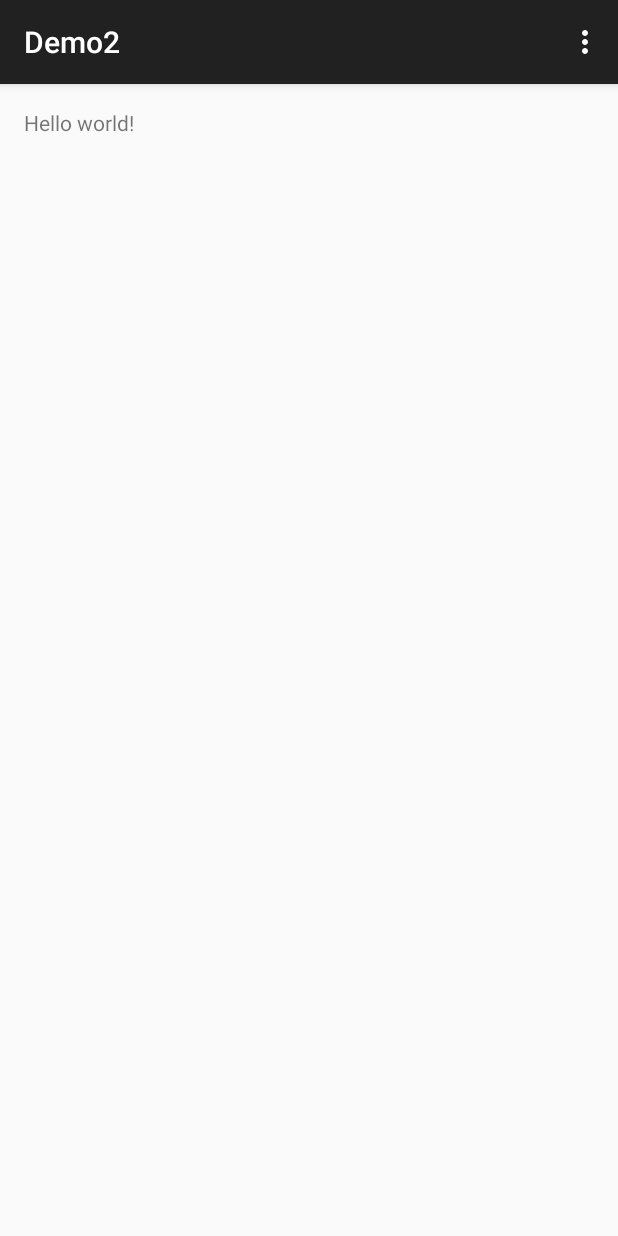
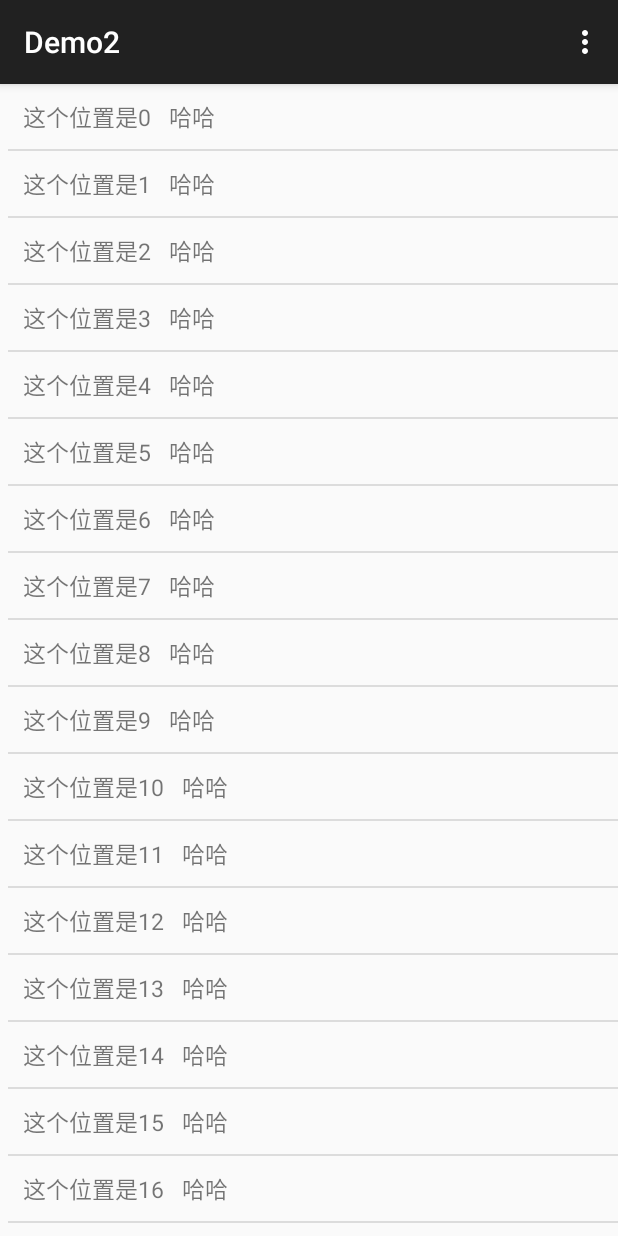
Before and after one commit to zllbird/Demo2, an Android app: the screen it shows after launch (MainActivity), on a phone screen of 412 x 824 dp. Run offline under Robolectric (Android 15) with nearby library versions, the phone set to English and light mode, and no system bars.

Commit message:
just try

```diff
--- a/app/src/main/java/lesdo/demo2/MainActivity.java
+++ b/app/src/main/java/lesdo/demo2/MainActivity.java
@@ -1,18 +1,14 @@
 package lesdo.demo2;
 
+import android.net.Uri;
+import android.os.Bundle;
 import android.support.v7.app.ActionBarActivity;
-import android.support.v7.app.ActionBar;
-import android.support.v4.app.Fragment;
-import android.os.Bundle;
-import android.view.LayoutInflater;
 import android.view.Menu;
 import android.view.MenuItem;
-import android.view.View;
-import android.view.ViewGroup;
-import android.os.Build;
 
+import lesdo.demo2.fragment.NumberFragment;
 
-public class MainActivity extends ActionBarActivity {
+public class MainActivity extends ActionBarActivity implements NumberFragment.OnFragmentInteractionListener{
 
     @Override
     protected void onCreate(Bundle savedInstanceState) {
@@ -20,11 +16,10 @@ public class MainActivity extends ActionBarActivity {
         setContentView(R.layout.activity_main);
         if (savedInstanceState == null) {
             getSupportFragmentManager().beginTransaction()
-                    .add(R.id.container, new PlaceholderFragment())
+                    .add(R.id.container, new NumberFragment())
                     .commit();
         }
     }
-
 
     @Override
     public boolean onCreateOptionsMenu(Menu menu) {
@@ -48,19 +43,8 @@ public class MainActivity extends ActionBarActivity {
         return super.onOptionsItemSelected(item);
     }
 
-    /**
-     * A placeholder fragment containing a simple view.
-     */
-    public static class PlaceholderFragment extends Fragment {
+    @Override
+    public void onFragmentInteraction(Uri uri) {
 
-        public PlaceholderFragment() {
-        }
-
-        @Override
-        public View onCreateView(LayoutInflater inflater, ViewGroup container,
-                                 Bundle savedInstanceState) {
-            View rootView = inflater.inflate(R.layout.fragment_main, container, false);
-            return rootView;
-        }
     }
 }
--- /dev/null
+++ b/app/src/main/java/lesdo/demo2/fragment/NumberAdapter.java
@@ -0,0 +1,58 @@
+package lesdo.demo2.fragment;
+
+import android.content.Context;
+import android.view.View;
+import android.view.ViewGroup;
+import android.widget.BaseAdapter;
+import android.widget.TextView;
+
+import lesdo.demo2.R;
+
+/**
+ * Created by zhulonglong on 15/2/27.
+ */
+public class NumberAdapter extends BaseAdapter {
+
+    private Context context;
+
+    public NumberAdapter(Context context) {
+        this.context = context;
+    }
+
+    @Override
+    public int getCount() {
+        return 100;
+    }
+
+    @Override
+    public Object getItem(int position) {
+        return position;
+    }
+
+    @Override
+    public long getItemId(int position) {
+        return position;
+    }
+
+    @Override
+    public View getView(int position, View convertView, ViewGroup parent) {
+        ViewHolder viewHolder;
+        if (convertView == null){
+            convertView = View.inflate(context, R.layout.muber_item, null);
+            viewHolder = new ViewHolder(convertView);
+            convertView.setTag(viewHolder);
+        }else {
+            viewHolder = (ViewHolder) convertView.getTag();
+        }
+        viewHolder.textView.setText("这个位置是" + position + "   哈哈");
+        return convertView;
+    }
+
+    private class ViewHolder{
+        private TextView textView;
+        public ViewHolder(View view){
+            textView = (TextView) view.findViewById(R.id.textView);
+        }
+    }
+
+}
--- /dev/null
+++ b/app/src/main/java/lesdo/demo2/fragment/NumberFragment.java
@@ -0,0 +1,115 @@
+package lesdo.demo2.fragment;
+
+import android.app.Activity;
+import android.net.Uri;
+import android.os.Bundle;
+import android.support.v4.app.Fragment;
+import android.view.LayoutInflater;
+import android.view.View;
+import android.view.ViewGroup;
+import android.widget.ListView;
+
+import lesdo.demo2.R;
+
+/**
+ * A simple {@link Fragment} subclass.
+ * Activities that contain this fragment must implement the
+ * {@link NumberFragment.OnFragmentInteractionListener} interface
+ * to handle interaction events.
+ * Use the {@link NumberFragment#newInstance} factory method to
+ * create an instance of this fragment.
+ */
+public class NumberFragment extends Fragment {
+    // the fragment initialization parameters, e.g. ARG_ITEM_NUMBER
+    private static final String ARG_PARAM1 = "param1";
+    private static final String ARG_PARAM2 = "param2";
+
+    private String mParam1;
+    private String mParam2;
+
+    private OnFragmentInteractionListener mListener;
+
+    private NumberAdapter numberAdapter ;
+
+    /**
+     * Use this factory method to create a new instance of
+     * this fragment using the provided parameters.
+     *
+     * @param param1 Parameter 1.
+     * @param param2 Parameter 2.
+     * @return A new instance of fragment NumberFragment.
+     */
+    // TODO: Rename and change types and number of parameters
+    public static NumberFragment newInstance(String param1, String param2) {
+        NumberFragment fragment = new NumberFragment();
+        Bundle args = new Bundle();
+        args.putString(ARG_PARAM1, param1);
+        args.putString(ARG_PARAM2, param2);
+        fragment.setArguments(args);
+        return fragment;
+    }
+
+    public NumberFragment() {
+        // Required empty public constructor
+    }
+
+    @Override
+    public void onCreate(Bundle savedInstanceState) {
+        super.onCreate(savedInstanceState);
+        if (getArguments() != null) {
+            mParam1 = getArguments().getString(ARG_PARAM1);
+            mParam2 = getArguments().getString(ARG_PARAM2);
+        }
+        numberAdapter  = new NumberAdapter(getActivity());
+    }
+
+    @Override
+    public View onCreateView(LayoutInflater inflater, ViewGroup container,
+                             Bundle savedInstanceState) {
+        // Inflate the layout for this fragment
+        View view = inflater.inflate(R.layout.fragment_number, container, false);
+        ListView listView = (ListView) view.findViewById(R.id.lv_nums);
+        listView.setAdapter(numberAdapter);
+        return view;
+    }
+
+    // TODO: Rename method, update argument and hook method into UI event
+    public void onButtonPressed(Uri uri) {
+        if (mListener != null) {
+            mListener.onFragmentInteraction(uri);
+        }
+    }
+
+    @Override
+    public void onAttach(Activity activity) {
+        super.onAttach(activity);
+        try {
+            mListener = (OnFragmentInteractionListener) activity;
+        } catch (ClassCastException e) {
+            throw new ClassCastException(activity.toString()
+                    + " must implement OnFragmentInteractionListener");
+        }
+    }
+
+    @Override
+    public void onDetach() {
+        super.onDetach();
+        mListener = null;
+    }
+
+    /**
+     * This interface must be implemented by activities that contain this
+     * fragment to allow an interaction in this fragment to be communicated
+     * to the activity and potentially other fragments contained in that
+     * activity.
+     * <p/>
+     * See the Android Training lesson <a href=
+     * "http://developer.android.com/training/basics/fragments/communicating.html"
+     * >Communicating with Other Fragments</a> for more information.
+     */
+    public interface OnFragmentInteractionListener {
+        // TODO: Update argument type and name
+        public void onFragmentInteraction(Uri uri);
+    }
+
+}
--- /dev/null
+++ b/app/src/main/res/layout/fragment_number.xml
@@ -0,0 +1,17 @@
+<RelativeLayout xmlns:android="http://schemas.android.com/apk/res/android"
+             xmlns:tools="http://schemas.android.com/tools"
+             android:layout_width="match_parent"
+             android:layout_height="match_parent"
+             tools:context="lesdo.demo2.fragment.NumberFragment">
+
+
+    <ListView
+        android:id="@+id/lv_nums"
+        android:layout_width="match_parent"
+        android:layout_height="match_parent"
+        android:layout_marginLeft="5dip"
+        >
+    </ListView>
+
+
+</RelativeLayout>
--- /dev/null
+++ b/app/src/main/res/layout/muber_item.xml
@@ -0,0 +1,14 @@
+<?xml version="1.0" encoding="utf-8"?>
+<LinearLayout xmlns:android="http://schemas.android.com/apk/res/android"
+              android:orientation="vertical"
+              android:layout_width="match_parent"
+              android:layout_height="match_parent">
+
+    <TextView
+        android:id="@+id/textView"
+        android:layout_margin="10dip"
+        android:layout_width="wrap_content"
+        android:layout_height="wrap_content"
+        android:textSize="15sp"
+        />
+</LinearLayout>
--- a/app/src/main/res/values/strings.xml
+++ b/app/src/main/res/values/strings.xml
@@ -2,4 +2,7 @@
     <string name="app_name">Demo2</string>
     <string name="hello_world">Hello world!</string>
     <string name="action_settings">Settings</string>
+
+<!-- TODO: Remove or change this placeholder text -->
+    <string name="hello_blank_fragment">Hello blank fragment</string>
 </resources>
```
Also changed, not shown: app/src/main/java/lesdo/demo2/fragment/NumFragment.java (added, +153 -0 lines), app/src/main/java/lesdo/demo2/fragment/dummy/DummyContent.java (added, +55 -0 lines), app/src/main/res/layout/fragment_item_grid.xml (added, +20 -0 lines), app/src/main/res/layout/fragment_item_list.xml (added, +19 -0 lines), app/src/main/res/layout/fragment_main.xml (+8 -0 lines), app/src/main/res/values-large/refs.xml (added, +12 -0 lines), app/src/main/res/values-sw600dp/refs.xml (added, +12 -0 lines), app/src/main/res/values/refs.xml (added, +12 -0 lines), 1 other file.
